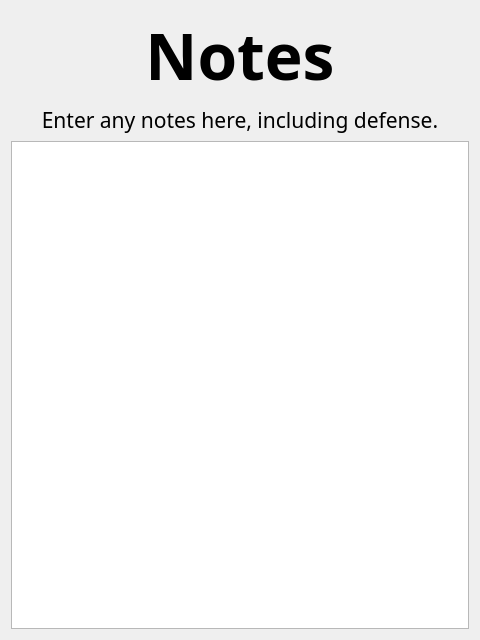
Qt form ui/Notes.ui (binex-dsk/QFRCScouter) before a commit.
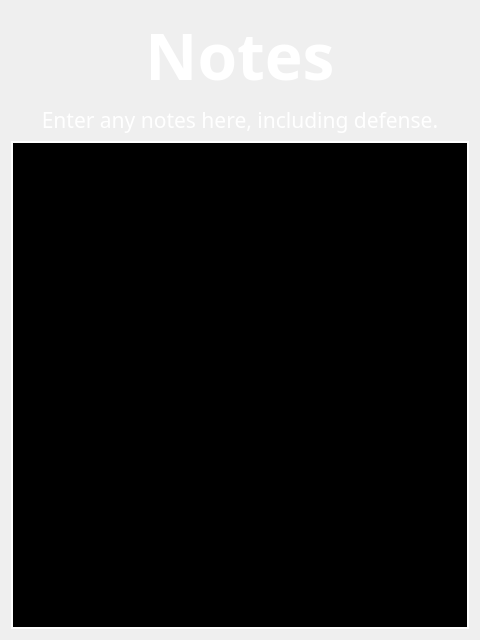
The same form after that commit.

The edit to the form file:
```diff
--- a/ui/Notes.ui
+++ b/ui/Notes.ui
@@ -22,6 +22,304 @@
   <layout class="QVBoxLayout" name="verticalLayout">
    <item>
     <widget class="QLabel" name="label">
+     <property name="palette">
+      <palette>
+       <active>
+        <colorrole role="WindowText">
+         <brush brushstyle="SolidPattern">
+          <color alpha="255">
+           <red>255</red>
+           <green>255</green>
+           <blue>255</blue>
+          </color>
+         </brush>
+        </colorrole>
+        <colorrole role="Button">
+         <brush brushstyle="SolidPattern">
+          <color alpha="255">
+           <red>255</red>
+           <green>0</green>
+           <blue>255</blue>
+          </color>
+         </brush>
+        </colorrole>
+        <colorrole role="Light">
+         <brush brushstyle="SolidPattern">
+          <color alpha="255">
+           <red>255</red>
+           <green>255</green>
+           <blue>255</blue>
+          </color>
+         </brush>
+        </colorrole>
+        <colorrole role="Midlight">
+         <brush brushstyle="SolidPattern">
+          <color alpha="255">
+           <red>202</red>
+           <green>202</green>
+           <blue>202</blue>
+          </color>
+         </brush>
+        </colorrole>
+        <colorrole role="Dark">
+         <brush brushstyle="SolidPattern">
+          <color alpha="255">
+           <red>0</red>
+           <green>0</green>
+           <blue>0</blue>
+          </color>
+         </brush>
+        </colorrole>
+        <colorrole role="Mid">
+         <brush brushstyle="SolidPattern">
+          <color alpha="255">
+           <red>255</red>
+           <green>255</green>
+           <blue>255</blue>
+          </color>
+         </brush>
+        </colorrole>
+        <colorrole role="Text">
+         <brush brushstyle="SolidPattern">
+          <color alpha="255">
+           <red>255</red>
+           <green>255</green>
+           <blue>255</blue>
+          </color>
+         </brush>
+        </colorrole>
+        <colorrole role="ButtonText">
+         <brush brushstyle="SolidPattern">
+          <color alpha="255">
+           <red>0</red>
+           <green>0</green>
+           <blue>0</blue>
+          </color>
+         </brush>
+        </colorrole>
+        <colorrole role="Base">
+         <brush brushstyle="SolidPattern">
+          <color alpha="255">
+           <red>0</red>
+           <green>0</green>
+           <blue>0</blue>
+          </color>
+         </brush>
+        </colorrole>
+        <colorrole role="Window">
+         <brush brushstyle="SolidPattern">
+          <color alpha="255">
+           <red>0</red>
+           <green>0</green>
+           <blue>0</blue>
+          </color>
+         </brush>
+        </colorrole>
+        <colorrole role="Shadow">
+         <brush brushstyle="SolidPattern">
+          <color alpha="255">
+           <red>20</red>
+           <green>84</green>
+           <blue>118</blue>
+          </color>
+         </brush>
+        </colorrole>
+        <colorrole role="AlternateBase">
+         <brush brushstyle="SolidPattern">
+          <color alpha="255">
+           <red>20</red>
+           <green>20</green>
+           <blue>20</blue>
+          </color>
+         </brush>
+        </colorrole>
+       </active>
+       <inactive>
+        <colorrole role="WindowText">
+         <brush brushstyle="SolidPattern">
+          <color alpha="255">
+           <red>255</red>
+           <green>255</green>
+           <blue>255</blue>
+          </color>
+         </brush>
+        </colorrole>
+        <colorrole role="Button">
+         <brush brushstyle="SolidPattern">
+          <color alpha="255">
+           <red>255</red>
+           <green>0</green>
+           <blue>255</blue>
+          </color>
+         </brush>
+        </colorrole>
+        <colorrole role="Light">
+         <brush brushstyle="SolidPattern">
+          <color alpha="255">
+           <red>255</red>
+           <green>255</green>
+           <blue>255</blue>
+          </color>
+         </brush>
+        </colorrole>
+        <colorrole role="Dark">
+         <brush brushstyle="SolidPattern">
+          <color alpha="255">
+           <red>0</red>
+           <green>0</green>
+           <blue>0</blue>
+          </color>
+         </brush>
+        </colorrole>
+        <colorrole role="Text">
+         <brush brushstyle="SolidPattern">
+          <color alpha="255">
+           <red>255</red>
+           <green>255</green>
+           <blue>255</blue>
+          </color>
+         </brush>
+        </colorrole>
+        <colorrole role="ButtonText">
+         <brush brushstyle="SolidPattern">
+          <color alpha="255">
+           <red>0</red>
+           <green>0</green>
+           <blue>0</blue>
+          </color>
+         </brush>
+        </colorrole>
+        <colorrole role="Base">
+         <brush brushstyle="SolidPattern">
+          <color alpha="255">
+           <red>0</red>
+           <green>0</green>
+           <blue>0</blue>
+          </color>
+         </brush>
+        </colorrole>
+        <colorrole role="Window">
+         <brush brushstyle="SolidPattern">
+          <color alpha="255">
+           <red>0</red>
+           <green>0</green>
+           <blue>0</blue>
+          </color>
+         </brush>
+        </colorrole>
+        <colorrole role="Shadow">
+         <brush brushstyle="SolidPattern">
+          <color alpha="255">
+           <red>20</red>
+           <green>84</green>
+           <blue>118</blue>
+          </color>
+         </brush>
+        </colorrole>
+        <colorrole role="AlternateBase">
+         <brush brushstyle="SolidPattern">
+          <color alpha="255">
+           <red>20</red>
+           <green>20</green>
+           <blue>20</blue>
+          </color>
+         </brush>
+        </colorrole>
+       </inactive>
+       <disabled>
+        <colorrole role="WindowText">
+         <brush brushstyle="SolidPattern">
+          <color alpha="255">
+           <red>0</red>
+           <green>0</green>
+           <blue>0</blue>
+          </color>
+         </brush>
+        </colorrole>
+        <colorrole role="Button">
+         <brush brushstyle="SolidPattern">
+          <color alpha="255">
+           <red>255</red>
+           <green>0</green>
+           <blue>255</blue>
+          </color>
+         </brush>
+        </colorrole>
+        <colorrole role="Light">
+         <brush brushstyle="SolidPattern">
+          <color alpha="255">
+           <red>255</red>
+           <green>255</green>
+           <blue>255</blue>
+          </color>
+         </brush>
+        </colorrole>
+        <colorrole role="Dark">
+         <brush brushstyle="SolidPattern">
+          <color alpha="255">
+           <red>0</red>
+           <green>0</green>
+           <blue>0</blue>
+          </color>
+         </brush>
+        </colorrole>
+        <colorrole role="Text">
+         <brush brushstyle="SolidPattern">
+          <color alpha="255">
+           <red>0</red>
+           <green>0</green>
+           <blue>0</blue>
+          </color>
+         </brush>
+        </colorrole>
+        <colorrole role="ButtonText">
+         <brush brushstyle="SolidPattern">
+          <color alpha="255">
+           <red>0</red>
+           <green>0</green>
+           <blue>0</blue>
+          </color>
+         </brush>
+        </colorrole>
+        <colorrole role="Base">
+         <brush brushstyle="SolidPattern">
+          <color alpha="255">
+           <red>0</red>
+           <green>0</green>
+           <blue>0</blue>
+          </color>
+         </brush>
+        </colorrole>
+        <colorrole role="Window">
+         <brush brushstyle="SolidPattern">
+          <color alpha="255">
+           <red>0</red>
+           <green>0</green>
+           <blue>0</blue>
+          </color>
+         </brush>
+        </colorrole>
+        <colorrole role="Shadow">
+         <brush brushstyle="SolidPattern">
+          <color alpha="255">
+           <red>20</red>
+           <green>84</green>
+           <blue>118</blue>
+          </color>
+         </brush>
+        </colorrole>
+        <colorrole role="AlternateBase">
+         <brush brushstyle="SolidPattern">
+          <color alpha="255">
+           <red>20</red>
+           <green>20</green>
+           <blue>20</blue>
+          </color>
+         </brush>
+        </colorrole>
+       </disabled>
+      </palette>
+     </property>
      <property name="font">
       <font>
        <family>Noto Sans</family>
@@ -45,6 +343,304 @@
    </item>
    <item>
     <widget class="QLabel" name="label_2">
+     <property name="palette">
+      <palette>
+       <active>
+        <colorrole role="WindowText">
+         <brush brushstyle="SolidPattern">
+          <color alpha="255">
+           <red>255</red>
+           <green>255</green>
+           <blue>255</blue>
+          </color>
+         </brush>
+        </colorrole>
+        <colorrole role="Button">
+         <brush brushstyle="SolidPattern">
+          <color alpha="255">
+           <red>255</red>
+           <green>0</green>
+           <blue>255</blue>
+          </color>
+         </brush>
+        </colorrole>
+        <colorrole role="Light">
+         <brush brushstyle="SolidPattern">
+          <color alpha="255">
+           <red>255</red>
+           <green>255</green>
+           <blue>255</blue>
+          </color>
+         </brush>
+        </colorrole>
+        <colorrole role="Midlight">
+         <brush brushstyle="SolidPattern">
+          <color alpha="255">
+           <red>202</red>
+           <green>202</green>
+           <blue>202</blue>
+          </color>
+         </brush>
+        </colorrole>
+        <colorrole role="Dark">
+         <brush brushstyle="SolidPattern">
+          <color alpha="255">
+           <red>0</red>
+           <green>0</green>
+           <blue>0</blue>
+          </color>
+         </brush>
+        </colorrole>
+        <colorrole role="Mid">
+         <brush brushstyle="SolidPattern">
+          <color alpha="255">
+           <red>255</red>
+           <green>255</green>
+           <blue>255</blue>
+          </color>
+         </brush>
+        </colorrole>
+        <colorrole role="Text">
+         <brush brushstyle="SolidPattern">
+          <color alpha="255">
+           <red>255</red>
+           <green>255</green>
+           <blue>255</blue>
+          </color>
+         </brush>
+        </colorrole>
+        <colorrole role="ButtonText">
+         <brush brushstyle="SolidPattern">
+          <color alpha="255">
+           <red>0</red>
+           <green>0</green>
+           <blue>0</blue>
+          </color>
+         </brush>
+        </colorrole>
+        <colorrole role="Base">
+         <brush brushstyle="SolidPattern">
+          <color alpha="255">
+           <red>0</red>
+           <green>0</green>
+           <blue>0</blue>
+          </color>
+         </brush>
+        </colorrole>
+        <colorrole role="Window">
+         <brush brushstyle="SolidPattern">
+          <color alpha="255">
+           <red>0</red>
+           <green>0</green>
+           <blue>0</blue>
+          </color>
+         </brush>
+        </colorrole>
+        <colorrole role="Shadow">
+         <brush brushstyle="SolidPattern">
+          <color alpha="255">
+           <red>20</red>
+           <green>84</green>
+           <blue>118</blue>
+          </color>
+         </brush>
+        </colorrole>
+        <colorrole role="AlternateBase">
+         <brush brushstyle="SolidPattern">
+          <color alpha="255">
+           <red>20</red>
+           <green>20</green>
+           <blue>20</blue>
+          </color>
+         </brush>
+        </colorrole>
+       </active>
+       <inactive>
+        <colorrole role="WindowText">
+         <brush brushstyle="SolidPattern">
+          <color alpha="255">
+           <red>255</red>
+           <green>255</green>
+           <blue>255</blue>
+          </color>
+         </brush>
+        </colorrole>
+        <colorrole role="Button">
+         <brush brushstyle="SolidPattern">
+          <color alpha="255">
+           <red>255</red>
+           <green>0</green>
+           <blue>255</blue>
+          </color>
+         </brush>
+        </colorrole>
+        <colorrole role="Light">
+         <brush brushstyle="SolidPattern">
+          <color alpha="255">
+           <red>255</red>
+           <green>255</green>
+           <blue>255</blue>
+          </color>
+         </brush>
+        </colorrole>
+        <colorrole role="Dark">
+         <brush brushstyle="SolidPattern">
+          <color alpha="255">
+           <red>0</red>
+           <green>0</green>
+           <blue>0</blue>
+          </color>
+         </brush>
+        </colorrole>
+        <colorrole role="Text">
+         <brush brushstyle="SolidPattern">
+          <color alpha="255">
+           <red>255</red>
+           <green>255</green>
+           <blue>255</blue>
+          </color>
+         </brush>
+        </colorrole>
+        <colorrole role="ButtonText">
+         <brush brushstyle="SolidPattern">
+          <color alpha="255">
+           <red>0</red>
+           <green>0</green>
+           <blue>0</blue>
+          </color>
+         </brush>
+        </colorrole>
+        <colorrole role="Base">
+         <brush brushstyle="SolidPattern">
+          <color alpha="255">
+           <red>0</red>
+           <green>0</green>
+           <blue>0</blue>
+          </color>
+         </brush>
+        </colorrole>
+        <colorrole role="Window">
+         <brush brushstyle="SolidPattern">
+          <color alpha="255">
+           <red>0</red>
+           <green>0</green>
+           <blue>0</blue>
+          </color>
+         </brush>
+        </colorrole>
+        <colorrole role="Shadow">
+         <brush brushstyle="SolidPattern">
+          <color alpha="255">
+           <red>20</red>
+           <green>84</green>
+           <blue>118</blue>
+          </color>
+         </brush>
+        </colorrole>
+        <colorrole role="AlternateBase">
+         <brush brushstyle="SolidPattern">
+          <color alpha="255">
+           <red>20</red>
+           <green>20</green>
+           <blue>20</blue>
+          </color>
+         </brush>
+        </colorrole>
+       </inactive>
+       <disabled>
+        <colorrole role="WindowText">
+         <brush brushstyle="SolidPattern">
+          <color alpha="255">
+           <red>0</red>
+           <green>0</green>
+           <blue>0</blue>
+          </color>
+         </brush>
+        </colorrole>
+        <colorrole role="Button">
+         <brush brushstyle="SolidPattern">
+          <color alpha="255">
+           <red>255</red>
+           <green>0</green>
+           <blue>255</blue>
+          </color>
+         </brush>
+        </colorrole>
+        <colorrole role="Light">
+         <brush brushstyle="SolidPattern">
+          <color alpha="255">
+           <red>255</red>
+           <green>255</green>
+           <blue>255</blue>
+          </color>
+         </brush>
+        </colorrole>
+        <colorrole role="Dark">
+         <brush brushstyle="SolidPattern">
+          <color alpha="255">
+           <red>0</red>
+           <green>0</green>
+           <blue>0</blue>
+          </color>
+         </brush>
+        </colorrole>
+        <colorrole role="Text">
+         <brush brushstyle="SolidPattern">
+          <color alpha="255">
+           <red>0</red>
+           <green>0</green>
+           <blue>0</blue>
+          </color>
+         </brush>
+        </colorrole>
+        <colorrole role="ButtonText">
+         <brush brushstyle="SolidPattern">
+          <color alpha="255">
+           <red>0</red>
+           <green>0</green>
+           <blue>0</blue>
+          </color>
+         </brush>
+        </colorrole>
+        <colorrole role="Base">
+         <brush brushstyle="SolidPattern">
+          <color alpha="255">
+           <red>0</red>
+           <green>0</green>
+           <blue>0</blue>
+          </color>
+         </brush>
+        </colorrole>
+        <colorrole role="Window">
+         <brush brushstyle="SolidPattern">
+          <color alpha="255">
+           <red>0</red>
+           <green>0</green>
+           <blue>0</blue>
+          </color>
+         </brush>
+        </colorrole>
+        <colorrole role="Shadow">
+         <brush brushstyle="SolidPattern">
+          <color alpha="255">
+           <red>20</red>
+           <green>84</green>
+           <blue>118</blue>
+          </color>
+         </brush>
+        </colorrole>
+        <colorrole role="AlternateBase">
+         <brush brushstyle="SolidPattern">
+          <color alpha="255">
+           <red>20</red>
+           <green>20</green>
+           <blue>20</blue>
+          </color>
+         </brush>
+        </colorrole>
+       </disabled>
+      </palette>
+     </property>
      <property name="text">
       <string>Enter any notes here, including defense.</string>
      </property>
@@ -67,12 +663,315 @@
        <verstretch>1</verstretch>
       </sizepolicy>
      </property>
+     <property name="palette">
+      <palette>
+       <active>
+        <colorrole role="WindowText">
+         <brush brushstyle="SolidPattern">
+          <color alpha="255">
+           <red>255</red>
+           <green>255</green>
+           <blue>255</blue>
+          </color>
+         </brush>
+        </colorrole>
+        <colorrole role="Button">
+         <brush brushstyle="SolidPattern">
+          <color alpha="255">
+           <red>255</red>
+           <green>0</green>
+           <blue>255</blue>
+          </color>
+         </brush>
+        </colorrole>
+        <colorrole role="Light">
+         <brush brushstyle="SolidPattern">
+          <color alpha="255">
+           <red>255</red>
+           <green>255</green>
+           <blue>255</blue>
+          </color>
+         </brush>
+        </colorrole>
+        <colorrole role="Midlight">
+         <brush brushstyle="SolidPattern">
+          <color alpha="255">
+           <red>202</red>
+           <green>202</green>
+           <blue>202</blue>
+          </color>
+         </brush>
+        </colorrole>
+        <colorrole role="Dark">
+         <brush brushstyle="SolidPattern">
+          <color alpha="255">
+           <red>0</red>
+           <green>0</green>
+           <blue>0</blue>
+          </color>
+         </brush>
+        </colorrole>
+        <colorrole role="Mid">
+         <brush brushstyle="SolidPattern">
+          <color alpha="255">
+           <red>255</red>
+           <green>255</green>
+           <blue>255</blue>
+          </color>
+         </brush>
+        </colorrole>
+        <colorrole role="Text">
+         <brush brushstyle="SolidPattern">
+          <color alpha="255">
+           <red>255</red>
+           <green>255</green>
+           <blue>255</blue>
+          </color>
+         </brush>
+        </colorrole>
+        <colorrole role="ButtonText">
+         <brush brushstyle="SolidPattern">
+          <color alpha="255">
+           <red>0</red>
+           <green>0</green>
+           <blue>0</blue>
+          </color>
+         </brush>
+        </colorrole>
+        <colorrole role="Base">
+         <brush brushstyle="SolidPattern">
+          <color alpha="255">
+           <red>0</red>
+           <green>0</green>
+           <blue>0</blue>
+          </color>
+         </brush>
+        </colorrole>
+        <colorrole role="Window">
+         <brush brushstyle="SolidPattern">
+          <color alpha="255">
+           <red>0</red>
+           <green>0</green>
+           <blue>0</blue>
+          </color>
+         </brush>
+        </colorrole>
+        <colorrole role="Shadow">
+         <brush brushstyle="SolidPattern">
+          <color alpha="255">
+           <red>20</red>
+           <green>84</green>
+           <blue>118</blue>
+          </color>
+         </brush>
+        </colorrole>
+        <colorrole role="AlternateBase">
+         <brush brushstyle="SolidPattern">
+          <color alpha="255">
+           <red>20</red>
+           <green>20</green>
+           <blue>20</blue>
+          </color>
+         </brush>
+        </colorrole>
+       </active>
+       <inactive>
+        <colorrole role="WindowText">
+         <brush brushstyle="SolidPattern">
+          <color alpha="255">
+           <red>255</red>
+           <green>255</green>
+           <blue>255</blue>
+          </color>
+         </brush>
+        </colorrole>
+        <colorrole role="Button">
+         <brush brushstyle="SolidPattern">
+          <color alpha="255">
+           <red>255</red>
+           <green>0</green>
+           <blue>255</blue>
+          </color>
+         </brush>
+        </colorrole>
+        <colorrole role="Light">
+         <brush brushstyle="SolidPattern">
+          <color alpha="255">
+           <red>255</red>
+           <green>255</green>
+           <blue>255</blue>
+          </color>
+         </brush>
+        </colorrole>
+        <colorrole role="Dark">
+         <brush brushstyle="SolidPattern">
+          <color alpha="255">
+           <red>0</red>
+           <green>0</green>
+           <blue>0</blue>
+          </color>
+         </brush>
+        </colorrole>
+        <colorrole role="Text">
+         <brush brushstyle="SolidPattern">
+          <color alpha="255">
+           <red>255</red>
+           <green>255</green>
+           <blue>255</blue>
+          </color>
+         </brush>
+        </colorrole>
+        <colorrole role="ButtonText">
+         <brush brushstyle="SolidPattern">
+          <color alpha="255">
+           <red>0</red>
+           <green>0</green>
+           <blue>0</blue>
+          </color>
+         </brush>
+        </colorrole>
+        <colorrole role="Base">
+         <brush brushstyle="SolidPattern">
+          <color alpha="255">
+           <red>0</red>
+           <green>0</green>
+           <blue>0</blue>
+          </color>
+         </brush>
+        </colorrole>
+        <colorrole role="Window">
+         <brush brushstyle="SolidPattern">
+          <color alpha="255">
+           <red>0</red>
+           <green>0</green>
+           <blue>0</blue>
+          </color>
+         </brush>
+        </colorrole>
+        <colorrole role="Shadow">
+         <brush brushstyle="SolidPattern">
+          <color alpha="255">
+           <red>20</red>
+           <green>84</green>
+           <blue>118</blue>
+          </color>
+         </brush>
+        </colorrole>
+        <colorrole role="AlternateBase">
+         <brush brushstyle="SolidPattern">
+          <color alpha="255">
+           <red>20</red>
+           <green>20</green>
+           <blue>20</blue>
+          </color>
+         </brush>
+        </colorrole>
+       </inactive>
+       <disabled>
+        <colorrole role="WindowText">
+         <brush brushstyle="SolidPattern">
+          <color alpha="255">
+           <red>0</red>
+           <green>0</green>
+           <blue>0</blue>
+          </color>
+         </brush>
+        </colorrole>
+        <colorrole role="Button">
+         <brush brushstyle="SolidPattern">
+          <color alpha="255">
+           <red>255</red>
+           <green>0</green>
+           <blue>255</blue>
+          </color>
+         </brush>
+        </colorrole>
+        <colorrole role="Light">
+         <brush brushstyle="SolidPattern">
+          <color alpha="255">
+           <red>255</red>
+           <green>255</green>
+           <blue>255</blue>
+          </color>
+         </brush>
+        </colorrole>
+        <colorrole role="Dark">
+         <brush brushstyle="SolidPattern">
+          <color alpha="255">
+           <red>0</red>
+           <green>0</green>
+           <blue>0</blue>
+          </color>
+         </brush>
+        </colorrole>
+        <colorrole role="Text">
+         <brush brushstyle="SolidPattern">
+          <color alpha="255">
+           <red>0</red>
+           <green>0</green>
+           <blue>0</blue>
+          </color>
+         </brush>
+        </colorrole>
+        <colorrole role="ButtonText">
+         <brush brushstyle="SolidPattern">
+          <color alpha="255">
+           <red>0</red>
+           <green>0</green>
+           <blue>0</blue>
+          </color>
+         </brush>
+        </colorrole>
+        <colorrole role="Base">
+         <brush brushstyle="SolidPattern">
+          <color alpha="255">
+           <red>0</red>
+           <green>0</green>
+           <blue>0</blue>
+          </color>
+         </brush>
+        </colorrole>
+        <colorrole role="Window">
+         <brush brushstyle="SolidPattern">
+          <color alpha="255">
+           <red>0</red>
+           <green>0</green>
+           <blue>0</blue>
+          </color>
+         </brush>
+        </colorrole>
+        <colorrole role="Shadow">
+         <brush brushstyle="SolidPattern">
+          <color alpha="255">
+           <red>20</red>
+           <green>84</green>
+           <blue>118</blue>
+          </color>
+         </brush>
+        </colorrole>
+        <colorrole role="AlternateBase">
+         <brush brushstyle="SolidPattern">
+          <color alpha="255">
+           <red>20</red>
+           <green>20</green>
+           <blue>20</blue>
+          </color>
+         </brush>
+        </colorrole>
+       </disabled>
+      </palette>
+     </property>
      <property name="font">
       <font>
        <family>Noto Sans</family>
        <pointsize>14</pointsize>
       </font>
      </property>
+     <property name="styleSheet">
+      <string notr="true">QPlainTextEdit {
+	border: 2px solid white;
+}</string>
+     </property>
     </widget>
    </item>
   </layout>
```
